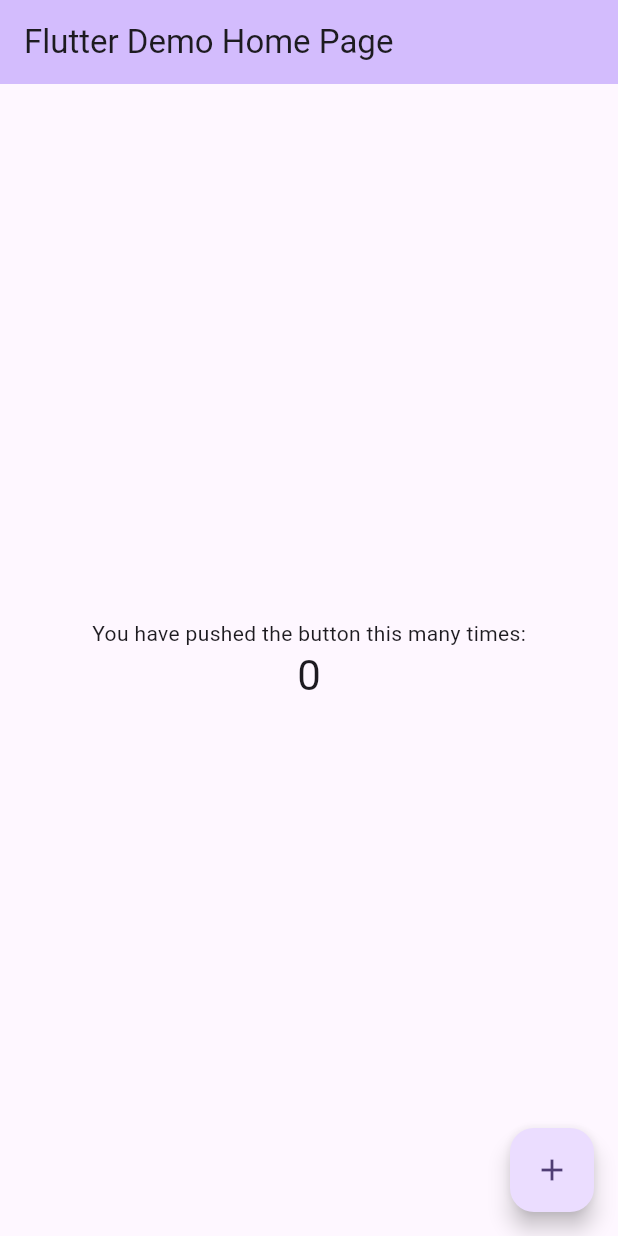
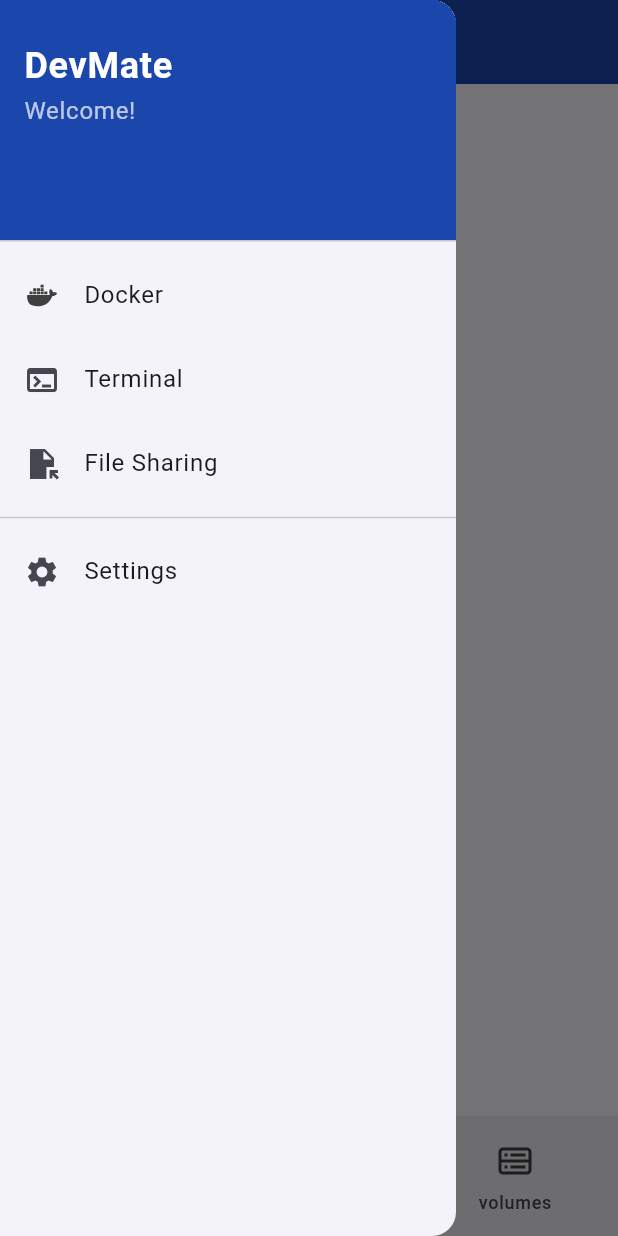
Before and after one commit to Ox03bb/DevMate, a Flutter app: the screen it shows after launch, with the side drawer open (before the commit the screen has no drawer), on a phone screen of 412 x 824 dp. Run offline on Flutter 3.47's test engine with Material 3 defaults, Android fonts, the phone set to English and light mode, and no system bars; our stand-ins replace flutter_svg.

Commit message:
create the core app

```diff
--- /dev/null
+++ b/lib/docker/screens/docker.dart
@@ -0,0 +1,59 @@
+import 'package:devmate/shared/widgets/core.dart';
+import 'package:flutter/material.dart';
+import 'package:flutter_svg/flutter_svg.dart';
+
+class DockerScreen extends StatefulWidget {
+  const DockerScreen({super.key});
+
+  @override
+  State<DockerScreen> createState() => _DockerScreenState();
+}
+
+class _DockerScreenState extends State<DockerScreen> {
+  int currentpage = 0;
+
+  // Define the pages for each tab
+  final List<Widget> _pages = const [
+    Center(child: Text('Containers')),
+    Center(child: Text('Images')),
+    Center(child: Text('Volumes')),
+  ];
+
+  @override
+  Widget build(BuildContext context) {
+    return Core(
+      title: 'Docker',
+      body: _pages[currentpage],
+      bottomNavigationBar: NavigationBar(
+        destinations: [
+          NavigationDestination(
+            icon: SvgPicture.asset(
+              'images/docker/icons/container.svg',
+              width: 24,
+              height: 24,
+            ),
+            label: "containers",
+          ),
+          NavigationDestination(
+            icon: const Icon(Icons.document_scanner),
+            label: "images",
+          ),
+          NavigationDestination(
+            icon: SvgPicture.asset(
+              'images/docker/icons/volumes.svg',
+              width: 24,
+              height: 24,
+            ),
+            label: "volumes",
+          ),
+        ],
+        onDestinationSelected: (int index) {
+          setState(() {
+            currentpage = index;
+          });
+        },
+        selectedIndex: currentpage,
+      ),
+    );
+  }
+}
--- a/lib/main.dart
+++ b/lib/main.dart
@@ -1,122 +1,46 @@
 import 'package:flutter/material.dart';
+import 'package:devmate/docker/screens/docker.dart';
+import 'package:devmate/shared/widgets/core.dart';
 
 void main() {
   runApp(const MyApp());
 }
 
+const BaseColor = Color.fromARGB(255, 27, 71, 173);
+
 class MyApp extends StatelessWidget {
   const MyApp({super.key});
 
-  // This widget is the root of your application.
   @override
   Widget build(BuildContext context) {
     return MaterialApp(
-      title: 'Flutter Demo',
+      debugShowCheckedModeBanner: false,
       theme: ThemeData(
-        // This is the theme of your application.
-        //
-        // TRY THIS: Try running your application with "flutter run". You'll see
-        // the application has a purple toolbar. Then, without quitting the app,
-        // try changing the seedColor in the colorScheme below to Colors.green
-        // and then invoke "hot reload" (save your changes or press the "hot
-        // reload" button in a Flutter-supported IDE, or press "r" if you used
-        // the command line to start the app).
-        //
-        // Notice that the counter didn't reset back to zero; the application
-        // state is not lost during the reload. To reset the state, use hot
-        // restart instead.
-        //
-        // This works for code too, not just values: Most code changes can be
-        // tested with just a hot reload.
-        colorScheme: .fromSeed(seedColor: Colors.deepPurple),
+        colorScheme: ColorScheme.fromSeed(
+          seedColor: BaseColor,
+          primary: BaseColor,
+        ),
+        useMaterial3: true,
       ),
-      home: const MyHomePage(title: 'Flutter Demo Home Page'),
+      initialRoute: '/docker',
+      routes: {
+        '/docker': (context) => const DockerScreen(),
+        '/terminal': (context) => const PlaceholderScreen(title: 'Terminal'),
+        '/files': (context) => const PlaceholderScreen(title: 'File Sharing'),
+        '/settings': (context) => const PlaceholderScreen(title: 'Settings'),
+      },
     );
   }
 }
 
-class MyHomePage extends StatefulWidget {
-  const MyHomePage({super.key, required this.title});
-
-  // This widget is the home page of your application. It is stateful, meaning
-  // that it has a State object (defined below) that contains fields that affect
-  // how it looks.
-
-  // This class is the configuration for the state. It holds the values (in this
-  // case the title) provided by the parent (in this case the App widget) and
-  // used by the build method of the State. Fields in a Widget subclass are
-  // always marked "final".
-
+// Temporary placeholder for screens not yet implemented
+class PlaceholderScreen extends StatelessWidget {
   final String title;
 
-  @override
-  State<MyHomePage> createState() => _MyHomePageState();
-}
-
-class _MyHomePageState extends State<MyHomePage> {
-  int _counter = 0;
-
-  void _incrementCounter() {
-    setState(() {
-      // This call to setState tells the Flutter framework that something has
-      // changed in this State, which causes it to rerun the build method below
-      // so that the display can reflect the updated values. If we changed
-      // _counter without calling setState(), then the build method would not be
-      // called again, and so nothing would appear to happen.
-      _counter++;
-    });
-  }
+  const PlaceholderScreen({super.key, required this.title});
 
   @override
   Widget build(BuildContext context) {
-    // This method is rerun every time setState is called, for instance as done
-    // by the _incrementCounter method above.
-    //
-    // The Flutter framework has been optimized to make rerunning build methods
-    // fast, so that you can just rebuild anything that needs updating rather
-    // than having to individually change instances of widgets.
-    return Scaffold(
-      appBar: AppBar(
-        // TRY THIS: Try changing the color here to a specific color (to
-        // Colors.amber, perhaps?) and trigger a hot reload to see the AppBar
-        // change color while the other colors stay the same.
-        backgroundColor: Theme.of(context).colorScheme.inversePrimary,
-        // Here we take the value from the MyHomePage object that was created by
-        // the App.build method, and use it to set our appbar title.
-        title: Text(widget.title),
-      ),
-      body: Center(
-        // Center is a layout widget. It takes a single child and positions it
-        // in the middle of the parent.
-        child: Column(
-          // Column is also a layout widget. It takes a list of children and
-          // arranges them vertically. By default, it sizes itself to fit its
-          // children horizontally, and tries to be as tall as its parent.
-          //
-          // Column has various properties to control how it sizes itself and
-          // how it positions its children. Here we use mainAxisAlignment to
-          // center the children vertically; the main axis here is the vertical
-          // axis because Columns are vertical (the cross axis would be
-          // horizontal).
-          //
-          // TRY THIS: Invoke "debug painting" (choose the "Toggle Debug Paint"
-          // action in the IDE, or press "p" in the console), to see the
-          // wireframe for each widget.
-          mainAxisAlignment: .center,
-          children: [
-            const Text('You have pushed the button this many times:'),
-            Text(
-              '$_counter',
-              style: Theme.of(context).textTheme.headlineMedium,
-            ),
-          ],
-        ),
-      ),
-      floatingActionButton: FloatingActionButton(
-        onPressed: _incrementCounter,
-        tooltip: 'Increment',
-        child: const Icon(Icons.add),
-      ),
-    );
+    return Core(body: Center(child: Text('$title - Coming Soon')));
   }
 }
--- /dev/null
+++ b/lib/shared/widgets/core.dart
@@ -0,0 +1,112 @@
+import 'package:flutter/material.dart';
+import 'package:flutter_svg/flutter_svg.dart';
+
+const BaseColor = Color.fromARGB(255, 27, 71, 173);
+
+class Core extends StatelessWidget {
+  final Widget body;
+  final String title;
+  final Widget? bottomNavigationBar;
+  final List<Widget>? actions;
+
+  const Core({
+    super.key,
+    required this.body,
+    this.title = 'DevMate',
+    this.bottomNavigationBar,
+    this.actions,
+  });
+
+  @override
+  Widget build(BuildContext context) {
+    return Scaffold(
+      appBar: AppBar(
+        leading: Builder(
+          builder: (context) => IconButton(
+            icon: const Icon(Icons.menu),
+            color: Theme.of(context).colorScheme.onPrimary,
+            onPressed: () => Scaffold.of(context).openDrawer(),
+          ),
+        ),
+        title: Text(
+          title,
+          style: TextStyle(color: Theme.of(context).colorScheme.onPrimary),
+        ),
+        backgroundColor: Theme.of(context).colorScheme.primary,
+        actions: actions,
+      ),
+      drawer: Drawer(
+        child: ListView(
+          children: [
+            DrawerHeader(
+              decoration: BoxDecoration(
+                color: Theme.of(context).colorScheme.primary,
+              ),
+              child: Column(
+                crossAxisAlignment: CrossAxisAlignment.start,
+                children: [
+                  const SizedBox(height: 10),
+                  Text(
+                    'DevMate',
+                    style: TextStyle(
+                      color: Theme.of(context).colorScheme.onPrimary,
+                      fontSize: 24,
+                      fontWeight: FontWeight.bold,
+                    ),
+                  ),
+                  Text(
+                    'Welcome!',
+                    style: TextStyle(
+                      color: Theme.of(
+                        context,
+                      ).colorScheme.onPrimary.withOpacity(0.7),
+                    ),
+                  ),
+                ],
+              ),
+            ),
+            ListTile(
+              leading: SvgPicture.asset(
+                'images/docker/icons/docker.svg',
+                width: 24,
+                height: 24,
+              ),
+              title: const Text('Docker'),
+              onTap: () {
+                Navigator.pop(context); // Close drawer
+                Navigator.pushReplacementNamed(context, '/docker');
+              },
+            ),
+            ListTile(
+              leading: const Icon(Icons.terminal),
+              title: const Text('Terminal'),
+              onTap: () {
+                Navigator.pop(context);
+                Navigator.pushReplacementNamed(context, '/terminal');
+              },
+            ),
+            ListTile(
+              leading: const Icon(Icons.file_open_sharp),
+              title: const Text('File Sharing'),
+              onTap: () {
+                Navigator.pop(context);
+                Navigator.pushReplacementNamed(context, '/files');
+              },
+            ),
+            const Divider(),
+            ListTile(
+              leading: const Icon(Icons.settings),
+              title: const Text('Settings'),
+              onTap: () {
+                Navigator.pop(context);
+                Navigator.pushReplacementNamed(context, '/settings');
+              },
+            ),
+          ],
+        ),
+      ),
+      body: body,
+      bottomNavigationBar: bottomNavigationBar,
+    );
+  }
+}
```
Also changed, not shown: pubspec.yaml (+6 -2 lines), images/docker/icons/container.svg (added), images/docker/icons/docker.svg (added), images/docker/icons/volumes.svg (added), pubspec.lock.
